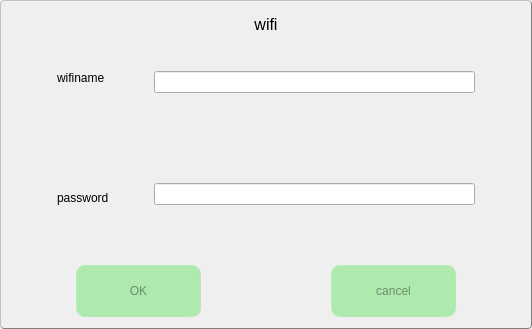
The window that wificondialog.ui (jizizihe/baijie_demo) describes before a commit, drawn with Qt 5.
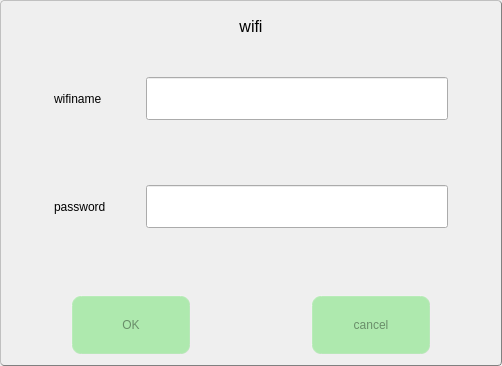
The same window after the commit. Icons and pictures are not drawn.

The edit to the form file:
```diff
--- a/wificondialog.ui
+++ b/wificondialog.ui
@@ -6,8 +6,8 @@
    <rect>
     <x>0</x>
     <y>0</y>
-    <width>532</width>
-    <height>329</height>
+    <width>502</width>
+    <height>366</height>
    </rect>
   </property>
   <property name="windowTitle">
@@ -186,7 +186,10 @@
       </spacer>
      </item>
      <item>
-      <layout class="QVBoxLayout" name="verticalLayout_2">
+      <layout class="QVBoxLayout" name="verticalLayout_2" stretch="2,3,2">
+       <property name="spacing">
+        <number>0</number>
+       </property>
        <property name="leftMargin">
         <number>0</number>
        </property>
@@ -220,12 +223,22 @@
       </layout>
      </item>
      <item>
-      <layout class="QVBoxLayout" name="verticalLayout">
+      <layout class="QVBoxLayout" name="verticalLayout" stretch="2,3,2">
+       <property name="spacing">
+        <number>0</number>
+       </property>
        <property name="rightMargin">
         <number>0</number>
        </property>
        <item>
-        <widget class="QLineEdit" name="NamelineEdit"/>
+        <widget class="QLineEdit" name="NamelineEdit">
+         <property name="sizePolicy">
+          <sizepolicy hsizetype="Expanding" vsizetype="Minimum">
+           <horstretch>0</horstretch>
+           <verstretch>0</verstretch>
+          </sizepolicy>
+         </property>
+        </widget>
        </item>
        <item>
         <spacer name="verticalSpacer_3">
@@ -241,7 +254,14 @@
         </spacer>
        </item>
        <item>
-        <widget class="QLineEdit" name="PasswdlineEdit"/>
+        <widget class="QLineEdit" name="PasswdlineEdit">
+         <property name="sizePolicy">
+          <sizepolicy hsizetype="Expanding" vsizetype="Minimum">
+           <horstretch>0</horstretch>
+           <verstretch>0</verstretch>
+          </sizepolicy>
+         </property>
+        </widget>
        </item>
       </layout>
      </item>
```
